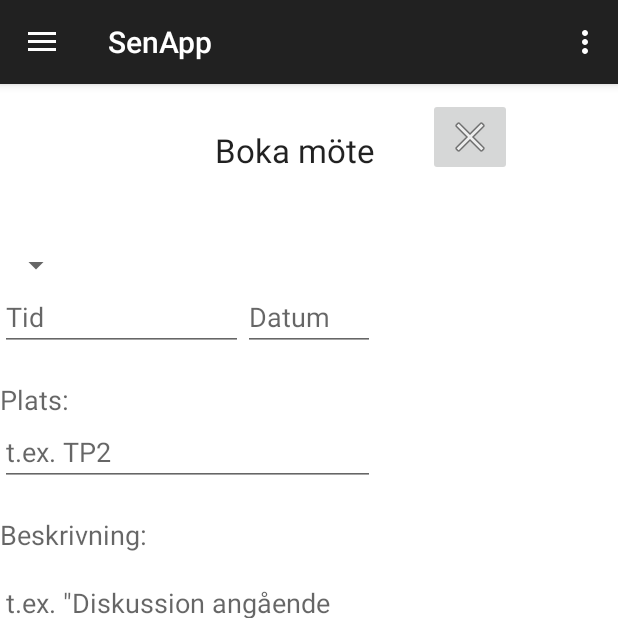
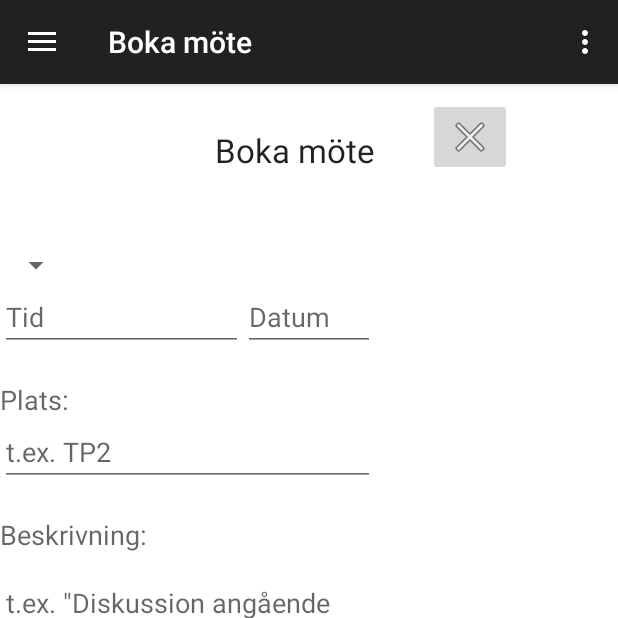
Before and after one commit to ettlitetlov/Drawer.senApp, an Android app: the screen it shows after launch (MainActivity), after a tap on "BOKA MÖTE", on a phone screen of 412 x 824 dp, the top half of it. Run offline under Robolectric (Android 15) with nearby library versions, the phone set to English and light mode, and no system bars.

Commit message:
Ändring av titlar
Nu funkar knapparna också.

```diff
--- a/app/src/main/java/com/example/axel/drawer/MainFragment.java
+++ b/app/src/main/java/com/example/axel/drawer/MainFragment.java
@@ -3,6 +3,7 @@ package com.example.axel.drawer;
 
 import android.os.Bundle;
 import android.support.v4.app.Fragment;
+import android.support.v7.app.AppCompatActivity;
 import android.support.v7.widget.Toolbar;
 import android.view.LayoutInflater;
 import android.view.View;
@@ -43,6 +44,7 @@ public class MainFragment extends Fragment{
     public View onCreateView(LayoutInflater inflater, ViewGroup container,
                              Bundle savedInstanceState) {
 
+        ((AppCompatActivity) getActivity()).getSupportActionBar().setTitle("SenApp"); //ändra toolbar-titeln
         meetingAdapter = new MeetingAdapter(MeetingData, getActivity());
 
         // Inflate the layout for this fragment
@@ -59,7 +61,7 @@ public class MainFragment extends Fragment{
                 fragmentTransaction.replace(R.id.fragment_container, fragment);
                 fragmentTransaction.addToBackStack(null);       //så att man kan gå tillbaka till förra sidan
                 fragmentTransaction.commit();
-                //toolbar.setTitle("Grupper");                    //ändra titeln
+                ((AppCompatActivity) getActivity()).getSupportActionBar().setTitle("Grupper");  //ändra toolbar-titeln
             }
         });
 
@@ -68,13 +70,13 @@ public class MainFragment extends Fragment{
 
             @Override
             public void onClick(View v) {
-                BookAMeeting fragment = new BookAMeeting();         //ska man ändra namn på den här, så den också heter fragment i slutet?
+                BookAMeeting fragment = new BookAMeeting();  //ska man ändra namn på den här, så den också heter fragment i slutet?
                 android.support.v4.app.FragmentTransaction fragmentTransaction =
                         getActivity().getSupportFragmentManager().beginTransaction();
                 fragmentTransaction.replace(R.id.fragment_container, fragment);
                 fragmentTransaction.addToBackStack(null);       //så att man kan gå tillbaka till förra sidan
                 fragmentTransaction.commit();
-                //toolbar.setTitle("Boka möte");                  //ändra titeln
+                ((AppCompatActivity) getActivity()).getSupportActionBar().setTitle("Boka möte"); //ändra toolbar-titeln
             }
         });
 
--- a/app/src/main/java/com/example/axel/drawer/SpecificGroupFragment.java
+++ b/app/src/main/java/com/example/axel/drawer/SpecificGroupFragment.java
@@ -2,6 +2,7 @@ package com.example.axel.drawer;
 
 import android.os.Bundle;
 import android.support.v4.app.Fragment;
+import android.support.v7.app.AppCompatActivity;
 import android.support.v7.widget.Toolbar;
 import android.view.Gravity;
 import android.view.LayoutInflater;
@@ -61,7 +62,7 @@ public class SpecificGroupFragment extends Fragment {
                 fragmentTransaction.replace(R.id.fragment_container, fragment);
                 fragmentTransaction.addToBackStack(null);       //så att man kan gå tillbaka till förra sidan
                 fragmentTransaction.commit();
-                //toolbar.setTitle("Boka möte");                  //ändra titeln
+                ((AppCompatActivity) getActivity()).getSupportActionBar().setTitle("Boka möte");    //ändra titeln
 
             }
         });
```
Also changed, not shown: app/src/main/java/com/example/axel/drawer/AddGroupFragment.java (+3 -4 lines).
